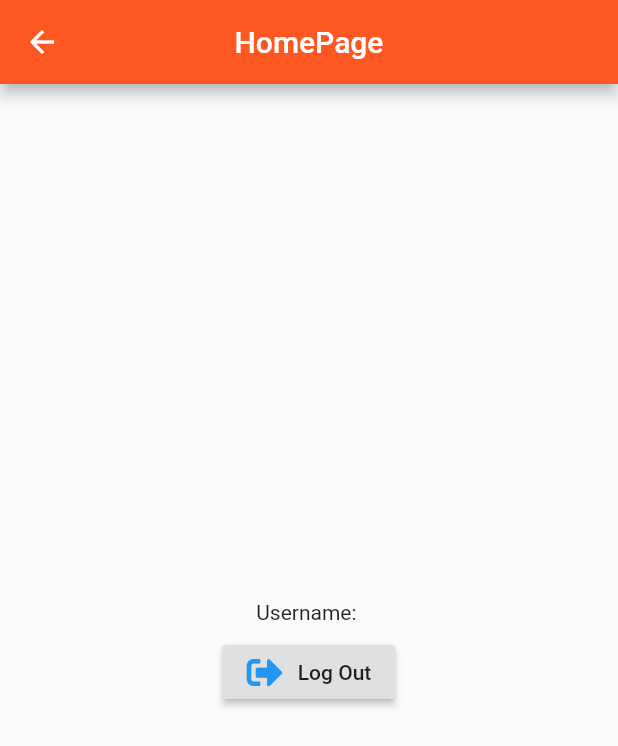
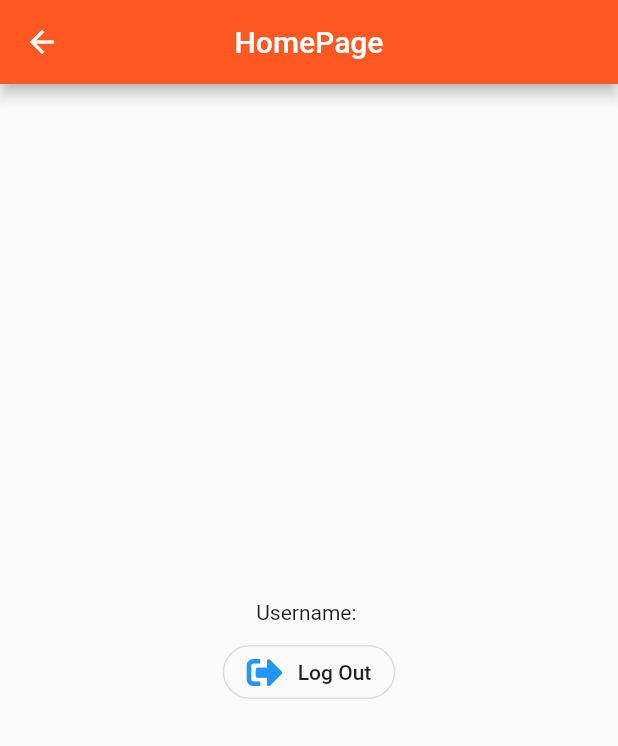
Before and after one commit to NauzetAduen/social_login_demo, a Flutter app: the HomePage screen opened directly with empty values, on a phone screen of 412 x 824 dp. Shown: the top 746 px of the screen. Run offline on Flutter 3.47's test engine with Material 2 defaults, Android fonts, the phone set to English and light mode, and no system bars; our stand-ins replace firebase_auth, firebase_core, font_awesome_flutter, google_sign_in; accounts and stored records are empty.

Commit message:
UPDATE button design to match other

```diff
--- a/lib/home_page.dart
+++ b/lib/home_page.dart
@@ -24,7 +24,9 @@ class HomePage extends StatelessWidget {
             Center(
                 child: Padding(
               padding: const EdgeInsets.all(8.0),
-              child: RaisedButton(
+              child: OutlineButton(
+                shape: RoundedRectangleBorder(
+                    borderRadius: BorderRadius.circular(40)),
                 onPressed: () => _handleGoogleSignOut(context),
                 child: Row(
                   mainAxisSize: MainAxisSize.min,
```
